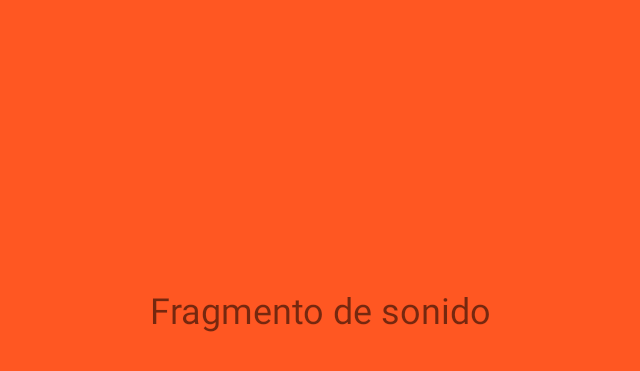
After one commit to RodolfoZamora999/Figuritas, an Android app: the SoundFragment screen opened through its navigation route, on a phone screen of 824 x 412 dp (held sideways). The commit adds this screen. Shown: the top 371 px of the screen, without its empty margins (297-937 px from the left). Run offline under Robolectric (Android 15) with nearby library versions, the phone set to English and light mode, and no system bars.

Commit message:
Algunos pequeños avances  Se han agregado algunos fragmentos para la configuración inicial de la aplicación

```diff
--- a/app/build.gradle
+++ b/app/build.gradle
@@ -37,6 +37,7 @@ dependencies {
     implementation 'androidx.navigation:navigation-fragment:2.2.2'
     implementation 'androidx.navigation:navigation-ui:2.2.2'
     implementation 'androidx.room:room-runtime:2.2.6'
+    implementation 'androidx.legacy:legacy-support-v4:1.0.0'
     annotationProcessor 'androidx.room:room-compiler:2.2.6'
     testImplementation 'junit:junit:4.+'
     androidTestImplementation 'androidx.test.ext:junit:1.1.2'
--- a/app/src/main/AndroidManifest.xml
+++ b/app/src/main/AndroidManifest.xml
@@ -9,12 +9,16 @@
         android:roundIcon="@mipmap/ic_launcher_round"
         android:supportsRtl="true"
         android:theme="@style/Theme.Figuritas">
-
+        <activity
+            android:name=".iu.config.InitConfigActivity"
+            android:screenOrientation="landscape">
+        </activity>
         <activity
             android:name=".iu.MainActivity"
             android:screenOrientation="landscape">
             <intent-filter>
                 <action android:name="android.intent.action.MAIN" />
+
                 <category android:name="android.intent.category.LAUNCHER" />
             </intent-filter>
         </activity>
--- /dev/null
+++ b/app/src/main/java/com/autism/figuritas/iu/config/ColorsFragment.java
@@ -0,0 +1,26 @@
+package com.autism.figuritas.iu.config;
+
+import android.os.Bundle;
+import androidx.fragment.app.Fragment;
+import android.view.LayoutInflater;
+import android.view.View;
+import android.view.ViewGroup;
+import com.autism.figuritas.R;
+
+/**
+ * Fragmento para la selección de los colores de la aplicación
+ */
+public class ColorsFragment extends Fragment
+{
+    public ColorsFragment()
+    {
+
+    }
+
+    @Override
+    public View onCreateView(LayoutInflater inflater, ViewGroup container,
+                             Bundle savedInstanceState)
+    {
+        return inflater.inflate(R.layout.fragment_colors, container, false);
+    }
+}
--- /dev/null
+++ b/app/src/main/java/com/autism/figuritas/iu/config/InitConfigActivity.java
@@ -0,0 +1,16 @@
+package com.autism.figuritas.iu.config;
+
+import androidx.appcompat.app.AppCompatActivity;
+import android.os.Bundle;
+import com.autism.figuritas.R;
+
+public class InitConfigActivity extends AppCompatActivity
+{
+
+    @Override
+    protected void onCreate(Bundle savedInstanceState)
+    {
+        super.onCreate(savedInstanceState);
+        setContentView(R.layout.activity_init_config);
+    }
+}
--- /dev/null
+++ b/app/src/main/java/com/autism/figuritas/iu/config/SoundFragment.java
@@ -0,0 +1,27 @@
+package com.autism.figuritas.iu.config;
+
+import android.os.Bundle;
+import androidx.fragment.app.Fragment;
+import android.view.LayoutInflater;
+import android.view.View;
+import android.view.ViewGroup;
+import com.autism.figuritas.R;
+
+/**
+ * Fragmento de configuración del sonido
+ */
+public class SoundFragment extends Fragment
+{
+
+    public SoundFragment()
+    {
+
+    }
+
+    @Override
+    public View onCreateView(LayoutInflater inflater, ViewGroup container,
+                             Bundle savedInstanceState)
+    {
+        return inflater.inflate(R.layout.fragment_sound, container, false);
+    }
+}
--- /dev/null
+++ b/app/src/main/res/layout/activity_init_config.xml
@@ -0,0 +1,20 @@
+<?xml version="1.0" encoding="utf-8"?>
+<androidx.constraintlayout.widget.ConstraintLayout xmlns:android="http://schemas.android.com/apk/res/android"
+    xmlns:app="http://schemas.android.com/apk/res-auto"
+    xmlns:tools="http://schemas.android.com/tools"
+    android:layout_width="match_parent"
+    android:layout_height="match_parent"
+    tools:context=".iu.config.InitConfigActivity">
+
+    <fragment
+        android:id="@+id/fragment"
+        android:name="androidx.navigation.fragment.NavHostFragment"
+        android:layout_width="match_parent"
+        android:layout_height="match_parent"
+        app:defaultNavHost="true"
+        app:layout_constraintBottom_toBottomOf="parent"
+        app:layout_constraintEnd_toEndOf="parent"
+        app:layout_constraintStart_toStartOf="parent"
+        app:layout_constraintTop_toTopOf="parent"
+        app:navGraph="@navigation/config_nav" />
+</androidx.constraintlayout.widget.ConstraintLayout>
--- /dev/null
+++ b/app/src/main/res/layout/fragment_sound.xml
@@ -0,0 +1,22 @@
+<?xml version="1.0" encoding="utf-8"?>
+<androidx.constraintlayout.widget.ConstraintLayout xmlns:android="http://schemas.android.com/apk/res/android"
+    xmlns:app="http://schemas.android.com/apk/res-auto"
+    xmlns:tools="http://schemas.android.com/tools"
+    android:layout_width="match_parent"
+    android:layout_height="match_parent"
+
+    android:background="#FF5722"
+
+    tools:context=".iu.config.SoundFragment">
+
+    <TextView
+        android:layout_width="wrap_content"
+        android:layout_height="wrap_content"
+        android:text="Fragmento de sonido"
+        android:textSize="24sp"
+        app:layout_constraintBottom_toBottomOf="parent"
+        app:layout_constraintEnd_toEndOf="parent"
+        app:layout_constraintStart_toStartOf="parent"
+        app:layout_constraintTop_toTopOf="parent" />
+
+</androidx.constraintlayout.widget.ConstraintLayout>
--- a/app/src/main/res/navigation/config_nav.xml
+++ b/app/src/main/res/navigation/config_nav.xml
@@ -1,5 +1,33 @@
 <?xml version="1.0" encoding="utf-8"?>
 <navigation xmlns:android="http://schemas.android.com/apk/res/android"
-    xmlns:app="http://schemas.android.com/apk/res-auto" android:id="@+id/config_nav">
+    xmlns:app="http://schemas.android.com/apk/res-auto"
+    xmlns:tools="http://schemas.android.com/tools"
+    android:id="@+id/config_nav"
+    app:startDestination="@id/colorsFragment">
 
+    <fragment
+        android:id="@+id/colorsFragment"
+        android:name="com.autism.figuritas.iu.config.ColorsFragment"
+        android:label="fragment_colors"
+        tools:layout="@layout/fragment_colors" >
+        <action
+            android:id="@+id/action_colorsFragment_to_soundFragment"
+            app:destination="@id/soundFragment"
+            app:enterAnim="@android:anim/slide_in_left" />
+    </fragment>
+    <fragment
+        android:id="@+id/soundFragment"
+        android:name="com.autism.figuritas.iu.config.SoundFragment"
+        android:label="fragment_sound"
+        tools:layout="@layout/fragment_sound" >
+        <action
+            android:id="@+id/action_soundFragment_to_levelFragment"
+            app:destination="@id/levelFragment"
+            app:enterAnim="@android:anim/slide_in_left" />
+    </fragment>
+    <fragment
+        android:id="@+id/levelFragment"
+        android:name="com.autism.figuritas.iu.config.LevelFragment"
+        android:label="fragment_level"
+        tools:layout="@layout/fragment_level" />
 </navigation>
--- a/app/src/main/res/values/strings.xml
+++ b/app/src/main/res/values/strings.xml
@@ -1,3 +1,7 @@
 <resources>
     <string name="app_name">Figuritas</string>
+    <string name="btnIniciar">Iniciar Sesión</string>
+    <string name="btnRegistro">Registrate</string>
+    <!-- TODO: Remove or change this placeholder text -->
+    <string name="hello_blank_fragment">Hello blank fragment</string>
 </resources>
--- a/app/src/main/res/values/themes.xml
+++ b/app/src/main/res/values/themes.xml
@@ -1,6 +1,6 @@
 <resources xmlns:tools="http://schemas.android.com/tools">
     <!-- Base application theme. -->
-    <style name="Theme.Figuritas" parent="Theme.MaterialComponents.Light.NoActionBar">
+    <style name="Theme.Figuritas" parent="Theme.AppCompat.Light.NoActionBar">
         <!-- Primary brand color. -->
         <item name="colorPrimary">@color/purple_500</item>
         <item name="colorPrimaryVariant">@color/purple_700</item>
```
Also changed, not shown: app/src/main/java/com/autism/figuritas/iu/MainActivity.java (+12 -1 lines), app/src/main/java/com/autism/figuritas/iu/config/LevelFragment.java (added, +29 -0 lines), app/src/main/java/com/autism/figuritas/persistence/User.java (deleted, +0 -19 lines), app/src/main/java/com/autism/figuritas/persistence/Usuario.java (added, +20 -0 lines), app/src/main/res/layout/activity_main.xml (+38 -7 lines), app/src/main/res/layout/fragment_colors.xml (added, +22 -0 lines), app/src/main/res/layout/fragment_level.xml (added, +21 -0 lines).
